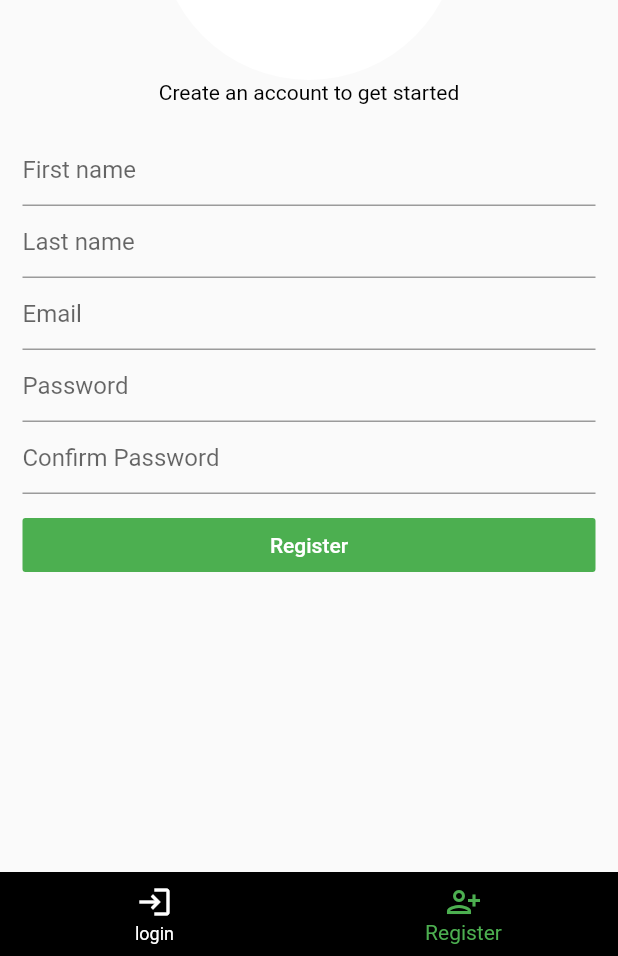
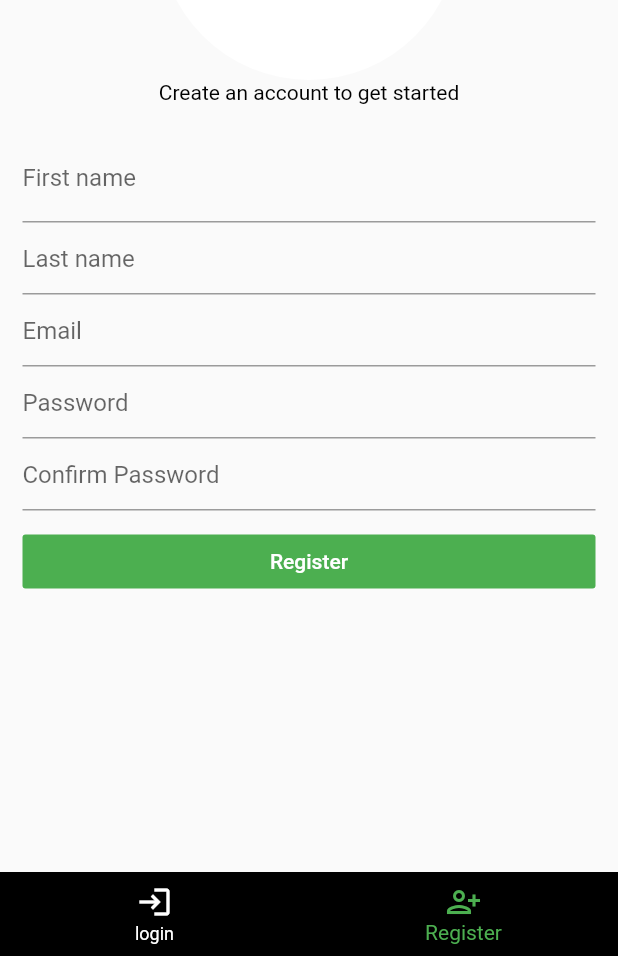
Before and after one commit to joshheavy/Faiba_App_clone, a Flutter app: the screen it shows after launch, item 2 of the bottom bar chosen, on a phone screen of 412 x 824 dp, the part 280-1236 px from its top. Run offline on Flutter 3.47's test engine with Material 2 defaults, Android fonts, the phone set to English and light mode, and no system bars; drawn by our look-alikes of flutter_form_builder; our stand-ins replace carousel_pro, firebase_auth, firebase_core; accounts and stored records are empty.

```diff
--- a/lib/pages/register.dart
+++ b/lib/pages/register.dart
@@ -1,4 +1,5 @@
 import 'package:flutter/material.dart';
+import 'package:flutter_form_builder/flutter_form_builder.dart';
 
 class RegisterScreen extends StatefulWidget {
   @override
@@ -6,10 +7,13 @@ class RegisterScreen extends StatefulWidget {
 }
 
 class _RegisterScreenState extends State<RegisterScreen> {
+  final GlobalKey<FormBuilderState> _formKey = GlobalKey<FormBuilderState>();
   @override
   Widget build(BuildContext context) {
     return Scaffold(
-      body: SingleChildScrollView(
+      body: FormBuilder(
+        key: _formKey,
+        child: SingleChildScrollView(
           child: Column(
             children: [
               SizedBox(
@@ -29,12 +33,17 @@ class _RegisterScreenState extends State<RegisterScreen> {
               SizedBox(height: 20.0,),
               Container(
                 margin: EdgeInsets.only(left: 15.0, right: 15.0),
-              child: TextFormField(
+                child: FormBuilderTextField(
+                  name: 'firstname',
                   decoration: InputDecoration(
-                  hintText: 'First name'
+                    labelText:
+                    'First name',
                   ),
-              ),
-            ),
+                  validator: FormBuilderValidators.compose([
+                    FormBuilderValidators.required(context)
+                  ]),
+                  keyboardType: TextInputType.number,
+                ),),
               Container(
                 margin: EdgeInsets.only(left: 15.0, right: 15.0),
                 child: TextFormField(
@@ -84,6 +93,7 @@ class _RegisterScreenState extends State<RegisterScreen> {
             ],
           ),
         ),
+      ),
     );
   }
 }
--- a/pubspec.yaml
+++ b/pubspec.yaml
@@ -33,6 +33,8 @@ dependencies:
   firebase_core:
   provider: ^4.3.2+2
   flutter_spinkit: ^4.1.2+1
+  flutter_form_builder: ^4.0.0-pre.5
+  cloud_firestore: ^0.14.2
 
 dev_dependencies:
   flutter_test:
```
Also changed, not shown: pubspec.lock, 2 other files. Lines whose indentation alone changed are shown as unchanged.
